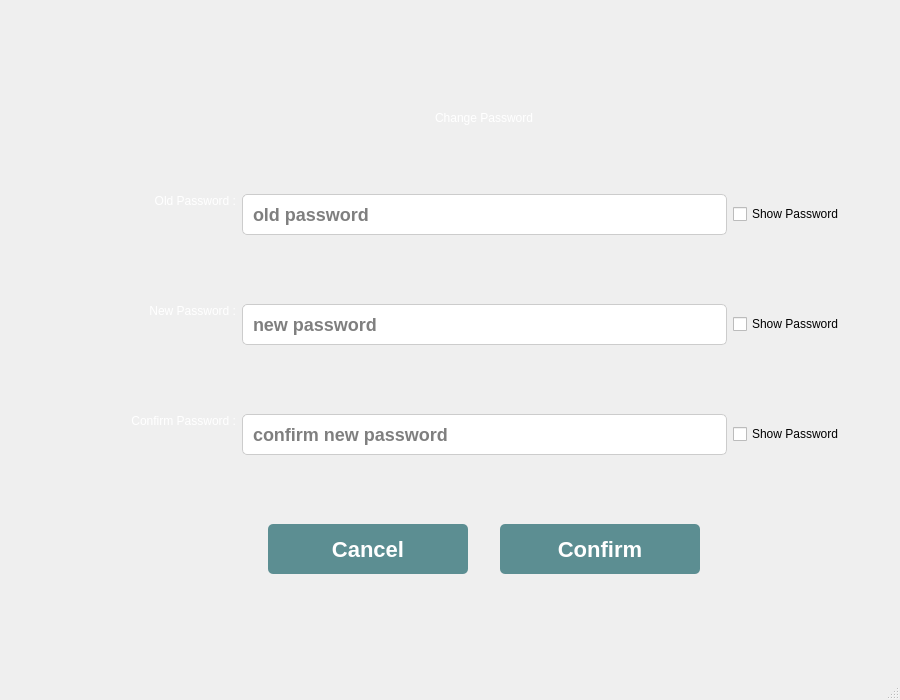
This is mainwindow.ui in salah0eldin/TIC_TAC_TOE_CPP_QT_SQLITE as Qt 5 draws it before an edit. The edited form follows.
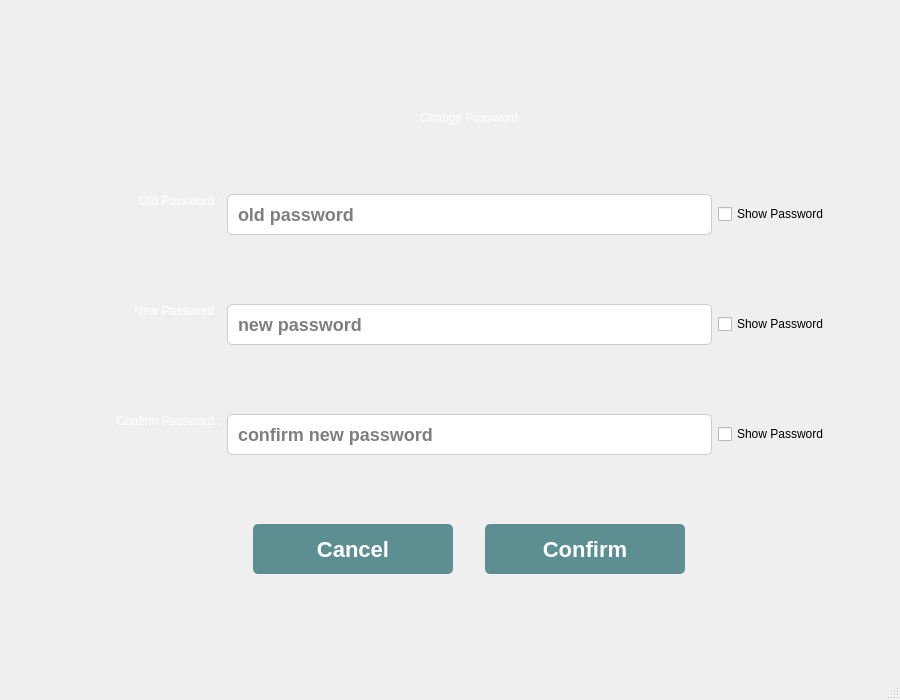
This is the edited form. The open tabs and pages were chosen to show the change. Icons and pictures are not drawn.

```diff
--- a/mainwindow.ui
+++ b/mainwindow.ui
@@ -960,13 +960,13 @@
         <item>
          <layout class="QGridLayout" name="gridLayout_7">
           <property name="leftMargin">
-           <number>25</number>
+           <number>10</number>
           </property>
           <property name="topMargin">
            <number>50</number>
           </property>
           <property name="rightMargin">
-           <number>25</number>
+           <number>40</number>
           </property>
           <property name="bottomMargin">
            <number>20</number>
```
Left out of the diff: 10 changed lines with no effect on the pictures.
